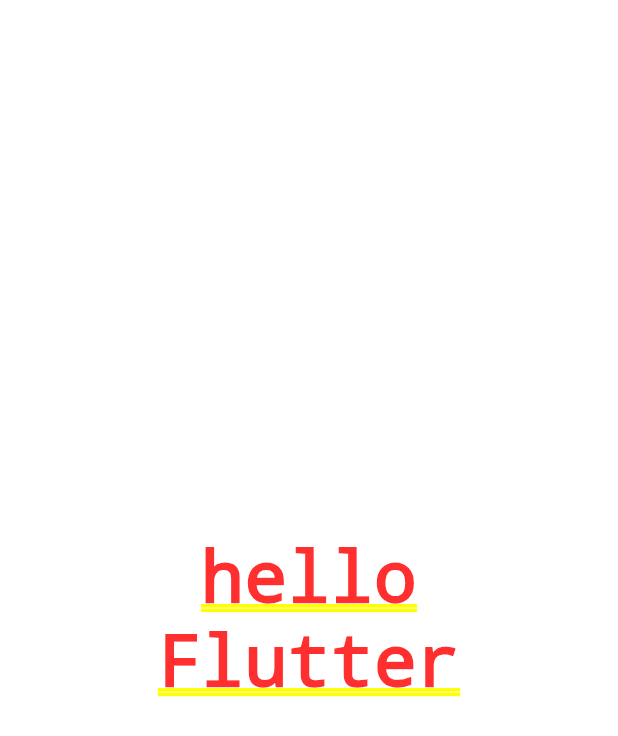
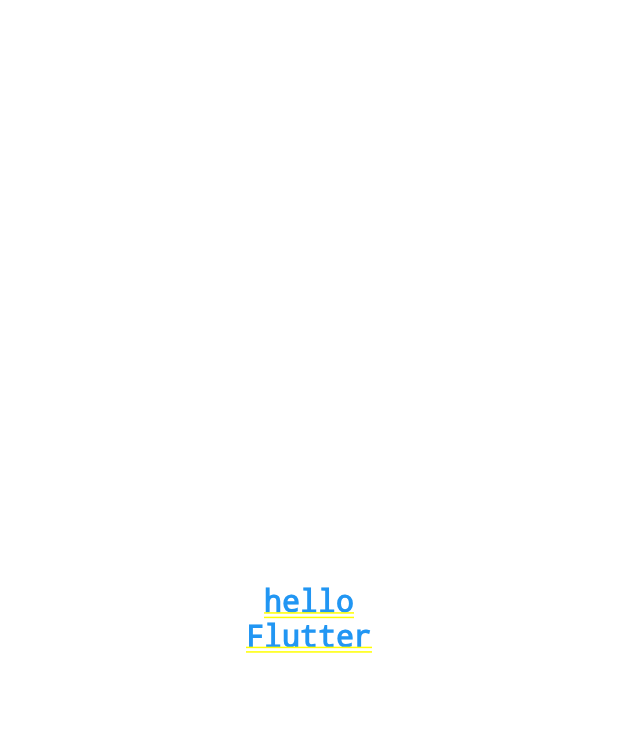
Before and after one commit to minwoo129/flutterfirst, a Flutter app: the screen it shows after launch, on a phone screen of 412 x 824 dp. Shown: the top 736 px of the screen. Run offline on Flutter 3.47's test engine with Material 2 defaults, Android fonts, the phone set to English and light mode, and no system bars.

Commit message:
flutter excercise3

```diff
--- a/lib/main.dart
+++ b/lib/main.dart
@@ -29,7 +29,8 @@ class MyApp extends StatelessWidget {
           child: Center(
             child: Text(
                 'hello\nFlutter',
-                textAlign: TextAlign.center
+                textAlign: TextAlign.center,
+              style: TextStyle(color: Colors.blue, fontSize: 20),
             )
       )));
   }
```
